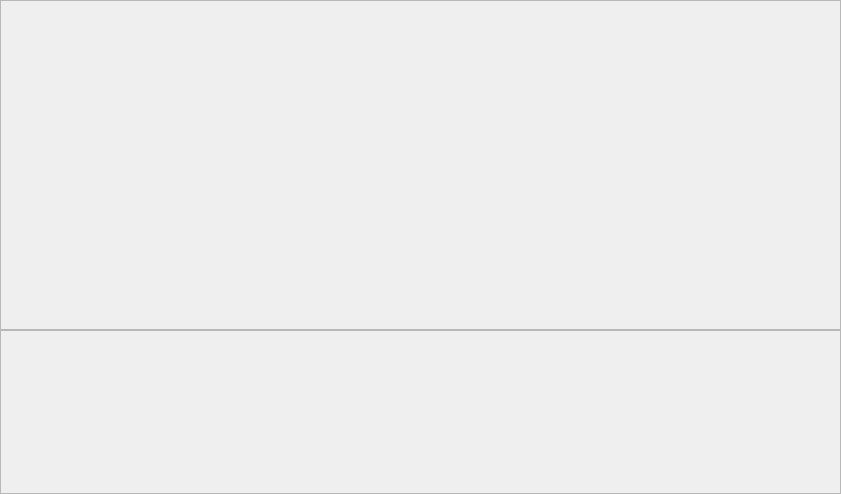
fsest4u/CaX_03, file CaX/widget/musicdbwindow.ui: the form before one commit.
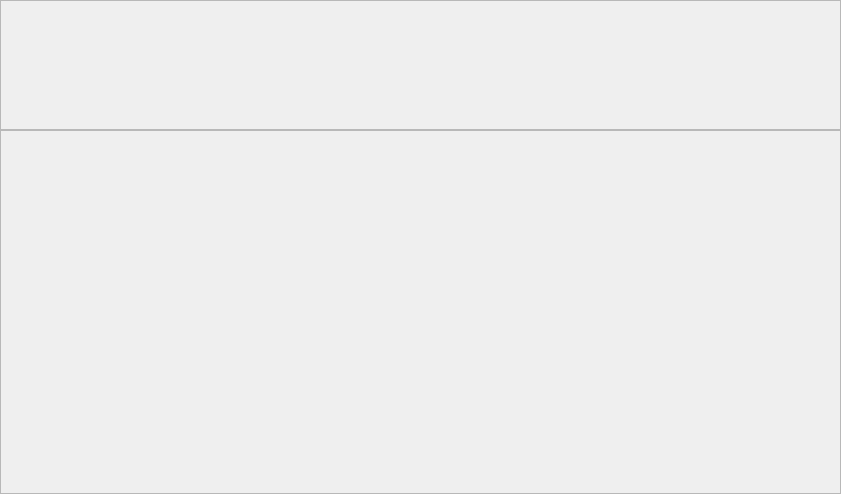
The form after the commit.

```diff
--- a/CaX/widget/musicdbwindow.ui
+++ b/CaX/widget/musicdbwindow.ui
@@ -37,13 +37,13 @@
      <property name="minimumSize">
       <size>
        <width>0</width>
-       <height>330</height>
+       <height>130</height>
       </size>
      </property>
      <property name="maximumSize">
       <size>
        <width>16777215</width>
-       <height>330</height>
+       <height>130</height>
       </size>
      </property>
      <property name="styleSheet">
```
